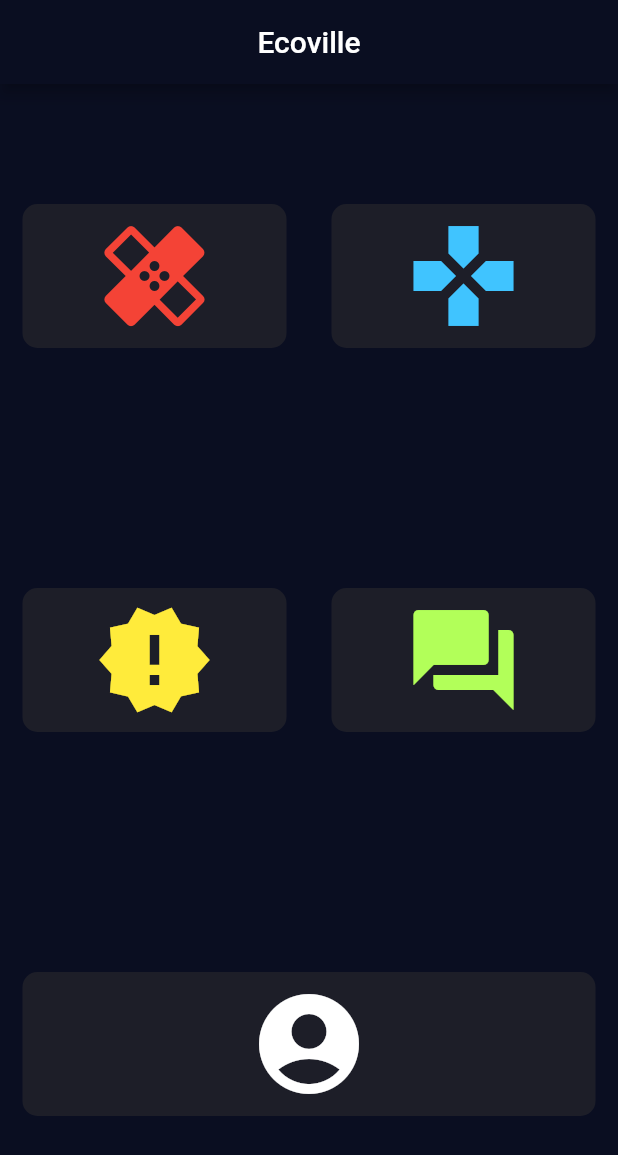
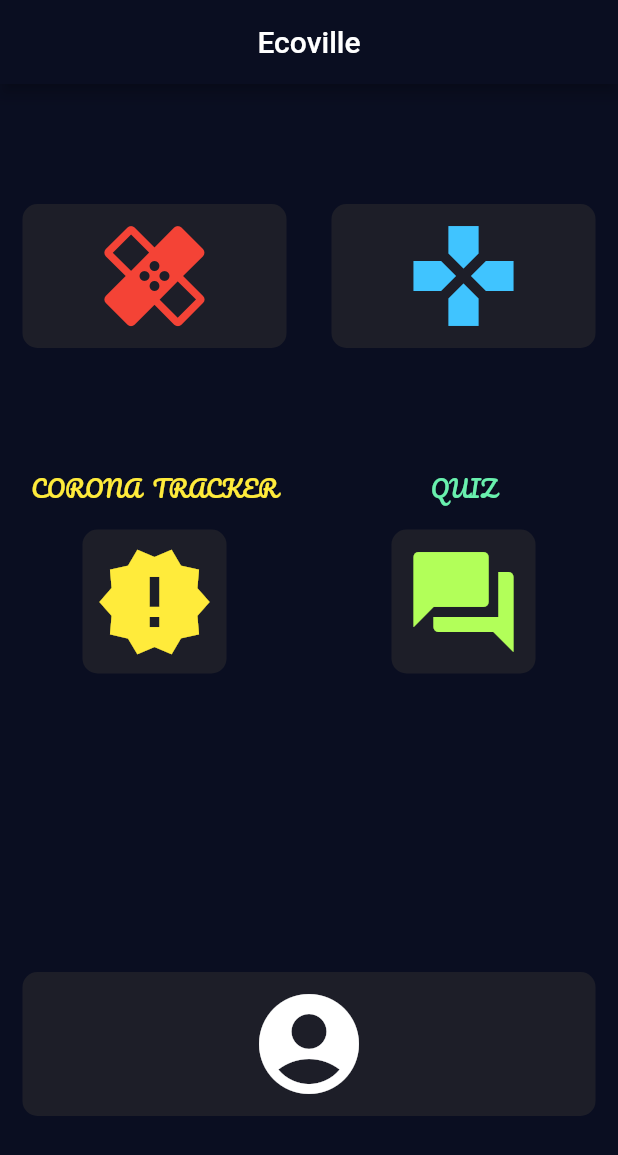
Before and after one commit to simransrivastava01/EcoVille, a Flutter app: the screen it shows after launch, on a phone screen of 412 x 824 dp. Shown: the top 1155 px of the screen. Run offline on Flutter 3.47's test engine with Material 2 defaults, Android fonts, the phone set to English and light mode, and no system bars; our stand-ins replace flutter_spinkit, font_awesome_flutter, rflutter_alert.

Commit message:
added text

```diff
--- a/lib/mainPage/input_page.dart
+++ b/lib/mainPage/input_page.dart
@@ -96,7 +96,16 @@ class _InputPageState extends State<InputPage> {
             child: Row(
               children: <Widget>[
                 Expanded(
-                  child: GestureDetector(
+                  child: Column(
+                    children: <Widget>[
+                      Text(
+                        'CORONA  TRACKER',
+                        style: TextStyle(
+                            fontSize: 15.0,
+                            color: Colors.yellow,
+                            fontFamily: 'Pacifico'),
+                      ),
+                      GestureDetector(
                         onTap: () {},
                         child: ReusableCard(
                           colour: card3,
@@ -108,6 +117,7 @@ class _InputPageState extends State<InputPage> {
                             ),
                             iconSize: 80,
                             color: Colors.white,
+
                             onPressed: () {
                               //Navigator.pushNamed(context, RegistrationScreen.id);
                               //child: SelectionButton();
@@ -120,9 +130,20 @@ class _InputPageState extends State<InputPage> {
                           ),
                         ),
                       ),
+                    ],
+                  ),
                 ),
                 Expanded(
-                  child: GestureDetector(
+                  child: Column(
+                    children: <Widget>[
+                      Text(
+                        'QUIZ',
+                        style: TextStyle(
+                            fontSize: 15.0,
+                            color: Colors.greenAccent,
+                            fontFamily: 'Pacifico'),
+                      ),
+                      GestureDetector(
                         onTap: () {},
                         child: ReusableCard(
                           colour: card4,
@@ -145,6 +166,8 @@ class _InputPageState extends State<InputPage> {
                             },
                           ),
                         ),
+                      ),
+                    ],
                   ),
                 ),
               ],
--- a/pubspec.yaml
+++ b/pubspec.yaml
@@ -25,3 +25,8 @@ flutter:
 
   assets:
    - images/
+
+  fonts:
+    - family: Pacifico
+      fonts:
+        - asset: fonts/Pacifico-Regular.ttf
```
Also changed, not shown: fonts/Pacifico-Regular.ttf (added). Lines whose indentation alone changed are shown as unchanged.
